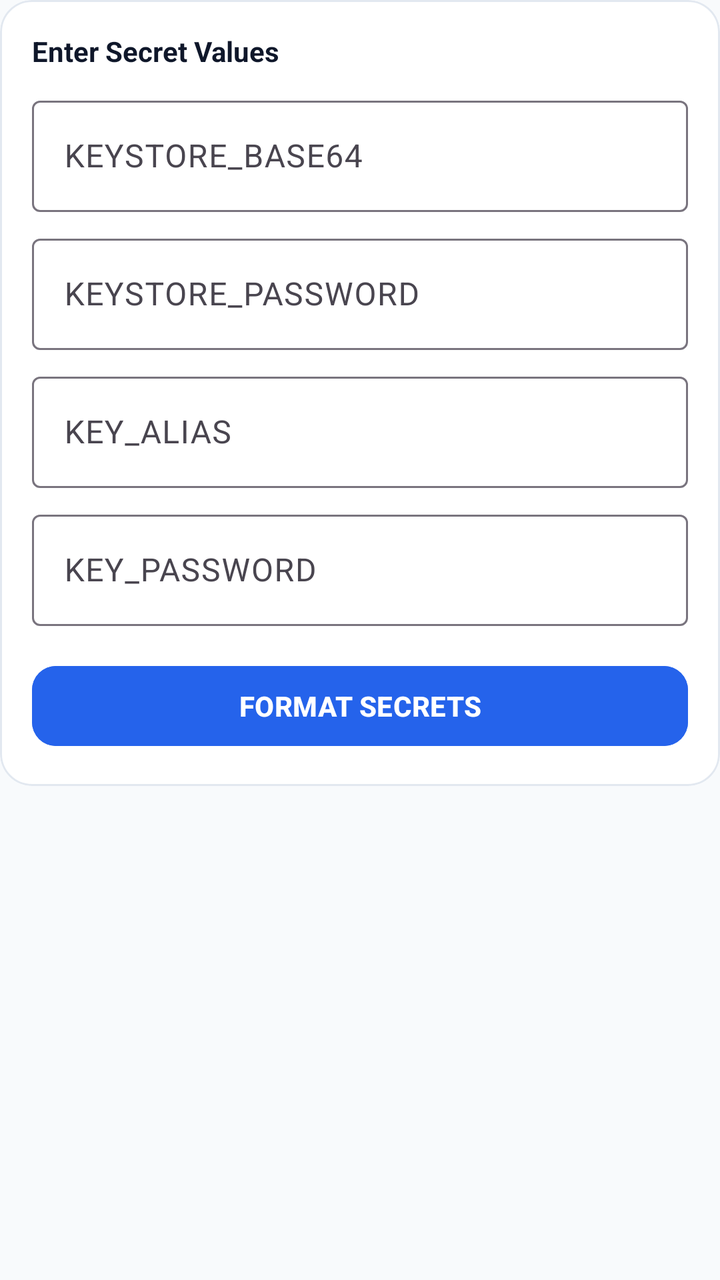
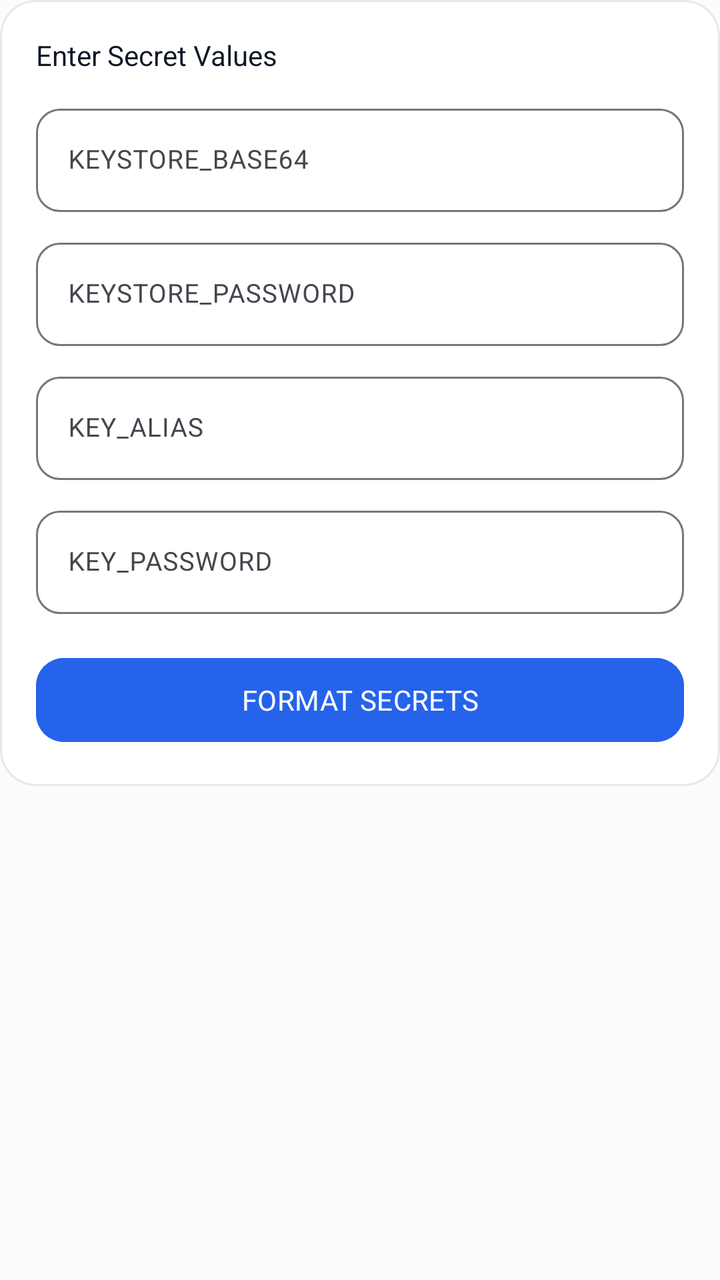

Before-and-after screenshots of an Android layout around one commit, followed by the original layout XML and the change that was made.
<!-- AndroidManifest.xml: application theme Theme.GitKey -->
<!-- res/layout/layout_tool_secrets_fmt.xml -->
<?xml version="1.0" encoding="utf-8"?>
<LinearLayout xmlns:android="http://schemas.android.com/apk/res/android"
    xmlns:app="http://schemas.android.com/apk/res-auto"
    xmlns:tools="http://schemas.android.com/tools"
    android:layout_width="match_parent"
    android:layout_height="wrap_content"
    android:orientation="vertical">

    <com.google.android.material.card.MaterialCardView
        android:layout_width="match_parent"
        android:layout_height="wrap_content"
        app:cardCornerRadius="16dp"
        app:cardElevation="0dp"
        app:strokeColor="?attr/colorCardStroke"
        app:strokeWidth="1dp"
        app:cardBackgroundColor="?attr/colorCardBackground">

        <LinearLayout
            android:layout_width="match_parent"
            android:layout_height="wrap_content"
            android:orientation="vertical"
            android:padding="16dp">

            <TextView
                android:layout_width="wrap_content"
                android:layout_height="wrap_content"
                android:text="Enter Secret Values"
                android:textSize="14sp"
                android:textStyle="bold"
                android:textColor="?attr/colorTextTitle" />

            <com.google.android.material.textfield.TextInputLayout
                android:layout_width="match_parent"
                android:layout_height="wrap_content"
                android:layout_marginTop="10dp"
                android:hint="KEYSTORE_BASE64"
                style="@style/Widget.Material3.TextInputLayout.OutlinedBox">
                <com.google.android.material.textfield.TextInputEditText
                    android:id="@+id/etFmtBase64"
                    android:layout_width="match_parent"
                    android:layout_height="wrap_content"
                    android:maxLines="2" />
            </com.google.android.material.textfield.TextInputLayout>

            <com.google.android.material.textfield.TextInputLayout
                android:layout_width="match_parent"
                android:layout_height="wrap_content"
                android:layout_marginTop="8dp"
                android:hint="KEYSTORE_PASSWORD"
                style="@style/Widget.Material3.TextInputLayout.OutlinedBox">
                <com.google.android.material.textfield.TextInputEditText
                    android:id="@+id/etFmtKeystorePass"
                    android:layout_width="match_parent"
                    android:layout_height="wrap_content" />
            </com.google.android.material.textfield.TextInputLayout>

            <com.google.android.material.textfield.TextInputLayout
                android:layout_width="match_parent"
                android:layout_height="wrap_content"
                android:layout_marginTop="8dp"
                android:hint="KEY_ALIAS"
                style="@style/Widget.Material3.TextInputLayout.OutlinedBox">
                <com.google.android.material.textfield.TextInputEditText
                    android:id="@+id/etFmtAlias"
                    android:layout_width="match_parent"
                    android:layout_height="wrap_content" />
            </com.google.android.material.textfield.TextInputLayout>

            <com.google.android.material.textfield.TextInputLayout
                android:layout_width="match_parent"
                android:layout_height="wrap_content"
                android:layout_marginTop="8dp"
                android:hint="KEY_PASSWORD"
                style="@style/Widget.Material3.TextInputLayout.OutlinedBox">
                <com.google.android.material.textfield.TextInputEditText
                    android:id="@+id/etFmtKeyPass"
                    android:layout_width="match_parent"
                    android:layout_height="wrap_content" />
            </com.google.android.material.textfield.TextInputLayout>

            <com.google.android.material.button.MaterialButton
                android:id="@+id/btnFormatSecrets"
                android:layout_width="match_parent"
                android:layout_height="48dp"
                android:layout_marginTop="16dp"
                android:text="FORMAT SECRETS"
                android:textStyle="bold"
                app:cornerRadius="12dp"
                android:backgroundTint="?attr/colorPrimary"
                android:textColor="#FFFFFF" />

        </LinearLayout>
    </com.google.android.material.card.MaterialCardView>

    
    <com.google.android.material.card.MaterialCardView
        android:id="@+id/cardFmtResult"
        android:layout_width="match_parent"
        android:layout_height="wrap_content"
        android:layout_marginTop="16dp"
        app:cardCornerRadius="16dp"
        app:cardElevation="0dp"
        app:strokeColor="?attr/colorCardStroke"
        app:strokeWidth="1dp"
        app:cardBackgroundColor="?attr/colorCardBackground"
        android:visibility="gone">

        <LinearLayout
            android:layout_width="match_parent"
            android:layout_height="wrap_content"
            android:orientation="vertical"
            android:padding="16dp">

            <LinearLayout
                android:layout_width="match_parent"
                android:layout_height="wrap_content"
                android:orientation="horizontal"
                android:gravity="center_vertical">

                <TextView
                    android:layout_width="0dp"
                    android:layout_height="wrap_content"
                    android:layout_weight="1"
                    android:text=".ENV / CI FORMAT"
                    android:textSize="13sp"
                    android:textStyle="bold"
                    android:textColor="?attr/colorPrimary" />

                <com.google.android.material.button.MaterialButton
                    android:id="@+id/btnCopyFormatted"
                    android:layout_width="wrap_content"
                    android:layout_height="36dp"
                    android:text="Copy"
                    app:icon="@drawable/ic_copy"
                    app:iconSize="14dp"
                    app:cornerRadius="8dp"
                    style="@style/Widget.Material3.Button.TonalButton" />
            </LinearLayout>

            <TextView
                android:id="@+id/tvFormattedOutput"
                android:layout_width="match_parent"
                android:layout_height="wrap_content"
                android:layout_marginTop="10dp"
                android:background="@drawable/bg_code_box"
                android:padding="12dp"
                android:fontFamily="monospace"
                android:textSize="12sp"
                android:textColor="?attr/colorTextBody" />

        </LinearLayout>
    </com.google.android.material.card.MaterialCardView>

</LinearLayout>
<!-- resources referenced by this layout -->
<resources>
  <!-- drawable bg_code_box (drawable) -->
  <?xml version="1.0" encoding="utf-8"?>
  <shape xmlns:android="http://schemas.android.com/apk/res/android"
      android:shape="rectangle">
      <corners android:radius="12dp" />
      <solid android:color="?attr/colorCodeBlock" />
      <stroke
          android:width="1dp"
          android:color="?attr/colorCardStroke" />
  </shape>
  <!-- drawable ic_copy (drawable) -->
  <vector xmlns:android="http://schemas.android.com/apk/res/android"
      android:width="24dp"
      android:height="24dp"
      android:viewportWidth="24"
      android:viewportHeight="24">
      <path
          android:fillColor="?android:attr/textColorPrimary"
          android:pathData="M16,1H4C2.9,1 2,1.9 2,3v14h2V3h12V1zm3,4H8C6.9,5 6,5.9 6,7v14c0,1.1 0.9,2 2,2h11c1.1,0 2,-0.9 2,-2V7c0,-1.1 -0.9,-2 -2,-2zm0,16H8V7h11v14z" />
  </vector>
  <style name="Theme.GitKey" parent="Theme.Material3.DayNight.NoActionBar">
          
          <item name="colorPrimary">@color/brand_blue</item>
          <item name="colorOnPrimary">#FFFFFF</item>
          <item name="colorPrimaryContainer">#DBEAFE</item>
          <item name="colorOnPrimaryContainer">#1E3A8A</item>
  
          <item name="colorSecondary">@color/brand_cyan</item>
          <item name="colorOnSecondary">#FFFFFF</item>
  
          <item name="colorTertiary">@color/brand_emerald</item>
          <item name="colorOnTertiary">#FFFFFF</item>
  
          <item name="android:colorBackground">@color/bg_light</item>
          <item name="colorSurface">@color/surface_light</item>
          <item name="colorOnSurface">@color/text_title_light</item>
  
          
          <item name="colorCardBackground">@color/card_bg_light</item>
          <item name="colorCardStroke">@color/card_stroke_light</item>
          <item name="colorCodeBlock">@color/code_block_bg_light</item>
          <item name="colorNavGlass">@color/nav_glass_bg_light</item>
          <item name="colorNavStroke">@color/nav_glass_stroke_light</item>
          <item name="colorTextTitle">@color/text_title_light</item>
          <item name="colorTextBody">@color/text_body_light</item>
          <item name="colorTextMuted">@color/text_muted_light</item>
  
          
          <item name="android:statusBarColor">@android:color/transparent</item>
          <item name="android:navigationBarColor">@android:color/transparent</item>
          <item name="android:windowLightStatusBar">true</item>
          <item name="android:windowLightNavigationBar">true</item>
      </style>
  <color name="brand_blue">#2563EB</color>
  <color name="brand_cyan">#0EA5E9</color>
  <color name="brand_emerald">#10B981</color>
  <color name="bg_light">#F8FAFC</color>
  <color name="surface_light">#FFFFFF</color>
  <color name="text_title_light">#0F172A</color>
  <color name="card_bg_light">#FFFFFF</color>
  <color name="card_stroke_light">#E2E8F0</color>
  <color name="code_block_bg_light">#F1F5F9</color>
  <color name="nav_glass_bg_light">#F2FFFFFF</color>
  <color name="nav_glass_stroke_light">#CBD5E1</color>
  <color name="text_body_light">#334155</color>
  <color name="text_muted_light">#64748B</color>
</resources>

<!-- the commit's change to res/layout/layout_tool_secrets_fmt.xml (unified diff, before → after) -->
@@ -9,7 +9,7 @@
     <com.google.android.material.card.MaterialCardView
         android:layout_width="match_parent"
         android:layout_height="wrap_content"
-        app:cardCornerRadius="16dp"
+        app:cardCornerRadius="18dp"
         app:cardElevation="0dp"
         app:strokeColor="?attr/colorCardStroke"
         app:strokeWidth="1dp"
@@ -19,73 +19,94 @@
             android:layout_width="match_parent"
             android:layout_height="wrap_content"
             android:orientation="vertical"
-            android:padding="16dp">
+            android:padding="18dp">
 
             <TextView
                 android:layout_width="wrap_content"
                 android:layout_height="wrap_content"
                 android:text="Enter Secret Values"
                 android:textSize="14sp"
-                android:textStyle="bold"
+                android:fontFamily="sans-serif-bold"
                 android:textColor="?attr/colorTextTitle" />
 
             <com.google.android.material.textfield.TextInputLayout
                 android:layout_width="match_parent"
                 android:layout_height="wrap_content"
-                android:layout_marginTop="10dp"
+                android:layout_marginTop="12dp"
                 android:hint="KEYSTORE_BASE64"
+                app:boxCornerRadiusTopStart="12dp"
+                app:boxCornerRadiusTopEnd="12dp"
+                app:boxCornerRadiusBottomStart="12dp"
+                app:boxCornerRadiusBottomEnd="12dp"
                 style="@style/Widget.Material3.TextInputLayout.OutlinedBox">
                 <com.google.android.material.textfield.TextInputEditText
                     android:id="@+id/etFmtBase64"
                     android:layout_width="match_parent"
                     android:layout_height="wrap_content"
+                    android:textSize="13sp"
                     android:maxLines="2" />
             </com.google.android.material.textfield.TextInputLayout>
 
             <com.google.android.material.textfield.TextInputLayout
                 android:layout_width="match_parent"
                 android:layout_height="wrap_content"
-                android:layout_marginTop="8dp"
+                android:layout_marginTop="10dp"
                 android:hint="KEYSTORE_PASSWORD"
+                app:boxCornerRadiusTopStart="12dp"
+                app:boxCornerRadiusTopEnd="12dp"
+                app:boxCornerRadiusBottomStart="12dp"
+                app:boxCornerRadiusBottomEnd="12dp"
                 style="@style/Widget.Material3.TextInputLayout.OutlinedBox">
                 <com.google.android.material.textfield.TextInputEditText
                     android:id="@+id/etFmtKeystorePass"
                     android:layout_width="match_parent"
-                    android:layout_height="wrap_content" />
+                    android:layout_height="wrap_content"
+                    android:textSize="13sp" />
             </com.google.android.material.textfield.TextInputLayout>
 
             <com.google.android.material.textfield.TextInputLayout
                 android:layout_width="match_parent"
                 android:layout_height="wrap_content"
-                android:layout_marginTop="8dp"
+                android:layout_marginTop="10dp"
                 android:hint="KEY_ALIAS"
+                app:boxCornerRadiusTopStart="12dp"
+                app:boxCornerRadiusTopEnd="12dp"
+                app:boxCornerRadiusBottomStart="12dp"
+                app:boxCornerRadiusBottomEnd="12dp"
                 style="@style/Widget.Material3.TextInputLayout.OutlinedBox">
                 <com.google.android.material.textfield.TextInputEditText
                     android:id="@+id/etFmtAlias"
                     android:layout_width="match_parent"
-                    android:layout_height="wrap_content" />
+                    android:layout_height="wrap_content"
+                    android:textSize="13sp" />
             </com.google.android.material.textfield.TextInputLayout>
 
             <com.google.android.material.textfield.TextInputLayout
                 android:layout_width="match_parent"
                 android:layout_height="wrap_content"
-                android:layout_marginTop="8dp"
+                android:layout_marginTop="10dp"
                 android:hint="KEY_PASSWORD"
+                app:boxCornerRadiusTopStart="12dp"
+                app:boxCornerRadiusTopEnd="12dp"
+                app:boxCornerRadiusBottomStart="12dp"
+                app:boxCornerRadiusBottomEnd="12dp"
                 style="@style/Widget.Material3.TextInputLayout.OutlinedBox">
                 <com.google.android.material.textfield.TextInputEditText
                     android:id="@+id/etFmtKeyPass"
                     android:layout_width="match_parent"
-                    android:layout_height="wrap_content" />
+                    android:layout_height="wrap_content"
+                    android:textSize="13sp" />
             </com.google.android.material.textfield.TextInputLayout>
 
             <com.google.android.material.button.MaterialButton
                 android:id="@+id/btnFormatSecrets"
                 android:layout_width="match_parent"
-                android:layout_height="48dp"
-                android:layout_marginTop="16dp"
+                android:layout_height="50dp"
+                android:layout_marginTop="18dp"
                 android:text="FORMAT SECRETS"
-                android:textStyle="bold"
-                app:cornerRadius="12dp"
+                android:textSize="14sp"
+                android:fontFamily="sans-serif-bold"
+                app:cornerRadius="14dp"
                 android:backgroundTint="?attr/colorPrimary"
                 android:textColor="#FFFFFF" />
 
@@ -98,7 +119,7 @@
         android:layout_width="match_parent"
         android:layout_height="wrap_content"
         android:layout_marginTop="16dp"
-        app:cardCornerRadius="16dp"
+        app:cardCornerRadius="18dp"
         app:cardElevation="0dp"
         app:strokeColor="?attr/colorCardStroke"
         app:strokeWidth="1dp"
@@ -109,7 +130,7 @@
             android:layout_width="match_parent"
             android:layout_height="wrap_content"
             android:orientation="vertical"
-            android:padding="16dp">
+            android:padding="18dp">
 
             <LinearLayout
                 android:layout_width="match_parent"
@@ -122,17 +143,20 @@
                     android:layout_height="wrap_content"
                     android:layout_weight="1"
                     android:text=".ENV / CI FORMAT"
-                    android:textSize="13sp"
-                    android:textStyle="bold"
-                    android:textColor="?attr/colorPrimary" />
+                    android:textSize="12sp"
+                    android:fontFamily="sans-serif-bold"
+                    android:textColor="?attr/colorPrimary"
+                    android:letterSpacing="0.05" />
 
                 <com.google.android.material.button.MaterialButton
                     android:id="@+id/btnCopyFormatted"
                     android:layout_width="wrap_content"
-                    android:layout_height="36dp"
+                    android:layout_height="34dp"
                     android:text="Copy"
+                    android:textSize="11sp"
+                    android:fontFamily="sans-serif-bold"
                     app:icon="@drawable/ic_copy"
-                    app:iconSize="14dp"
+                    app:iconSize="13dp"
                     app:cornerRadius="8dp"
                     style="@style/Widget.Material3.Button.TonalButton" />
             </LinearLayout>
@@ -142,11 +166,11 @@
                 android:layout_width="match_parent"
                 android:layout_height="wrap_content"
                 android:layout_marginTop="10dp"
-                android:background="@drawable/bg_code_box"
+                android:background="@drawable/bg_code_box_stitch"
                 android:padding="12dp"
                 android:fontFamily="monospace"
                 android:textSize="12sp"
-                android:textColor="?attr/colorTextBody" />
+                android:textColor="?attr/colorCodeText" />
 
         </LinearLayout>
     </com.google.android.material.card.MaterialCardView>
<!-- resource entries referenced after the edit -->
@@ -1,6 +1,6 @@
 <!-- resources referenced by this layout -->
 <resources>
-  <!-- drawable bg_code_box (drawable) -->
+  <!-- drawable bg_code_box_stitch (drawable) -->
   <?xml version="1.0" encoding="utf-8"?>
   <shape xmlns:android="http://schemas.android.com/apk/res/android"
       android:shape="rectangle">
@@ -24,8 +24,8 @@
           
           <item name="colorPrimary">@color/brand_blue</item>
           <item name="colorOnPrimary">#FFFFFF</item>
-          <item name="colorPrimaryContainer">#DBEAFE</item>
-          <item name="colorOnPrimaryContainer">#1E3A8A</item>
+          <item name="colorPrimaryContainer">@color/brand_blue_tint</item>
+          <item name="colorOnPrimaryContainer">#1D4ED8</item>
   
           <item name="colorSecondary">@color/brand_cyan</item>
           <item name="colorOnSecondary">#FFFFFF</item>
@@ -41,30 +41,41 @@
           <item name="colorCardBackground">@color/card_bg_light</item>
           <item name="colorCardStroke">@color/card_stroke_light</item>
           <item name="colorCodeBlock">@color/code_block_bg_light</item>
+          <item name="colorCodeText">@color/code_text_light</item>
           <item name="colorNavGlass">@color/nav_glass_bg_light</item>
           <item name="colorNavStroke">@color/nav_glass_stroke_light</item>
           <item name="colorTextTitle">@color/text_title_light</item>
           <item name="colorTextBody">@color/text_body_light</item>
           <item name="colorTextMuted">@color/text_muted_light</item>
+          <item name="colorPillBg">@color/pill_bg_light</item>
+          <item name="colorPillStroke">@color/pill_stroke_light</item>
+          <item name="colorIconContainer">@color/icon_container_light</item>
+          <item name="colorDivider">@color/divider_light</item>
   
           
-          <item name="android:statusBarColor">@android:color/transparent</item>
-          <item name="android:navigationBarColor">@android:color/transparent</item>
+          <item name="android:statusBarColor">@color/bg_light</item>
+          <item name="android:navigationBarColor">@color/bg_light</item>
           <item name="android:windowLightStatusBar">true</item>
           <item name="android:windowLightNavigationBar">true</item>
       </style>
   <color name="brand_blue">#2563EB</color>
+  <color name="brand_blue_tint">#EFF6FF</color>
   <color name="brand_cyan">#0EA5E9</color>
   <color name="brand_emerald">#10B981</color>
-  <color name="bg_light">#F8FAFC</color>
+  <color name="bg_light">#FBFBFC</color>
   <color name="surface_light">#FFFFFF</color>
   <color name="text_title_light">#0F172A</color>
   <color name="card_bg_light">#FFFFFF</color>
-  <color name="card_stroke_light">#E2E8F0</color>
-  <color name="code_block_bg_light">#F1F5F9</color>
+  <color name="card_stroke_light">#E5E7EB</color>
+  <color name="code_block_bg_light">#F8FAFC</color>
+  <color name="code_text_light">#1E293B</color>
   <color name="nav_glass_bg_light">#F2FFFFFF</color>
-  <color name="nav_glass_stroke_light">#CBD5E1</color>
+  <color name="nav_glass_stroke_light">#E2E8F0</color>
   <color name="text_body_light">#334155</color>
   <color name="text_muted_light">#64748B</color>
+  <color name="pill_bg_light">#F1F5F9</color>
+  <color name="pill_stroke_light">#E2E8F0</color>
+  <color name="icon_container_light">#F8FAFC</color>
+  <color name="divider_light">#EDF2F7</color>
 </resources>
 
